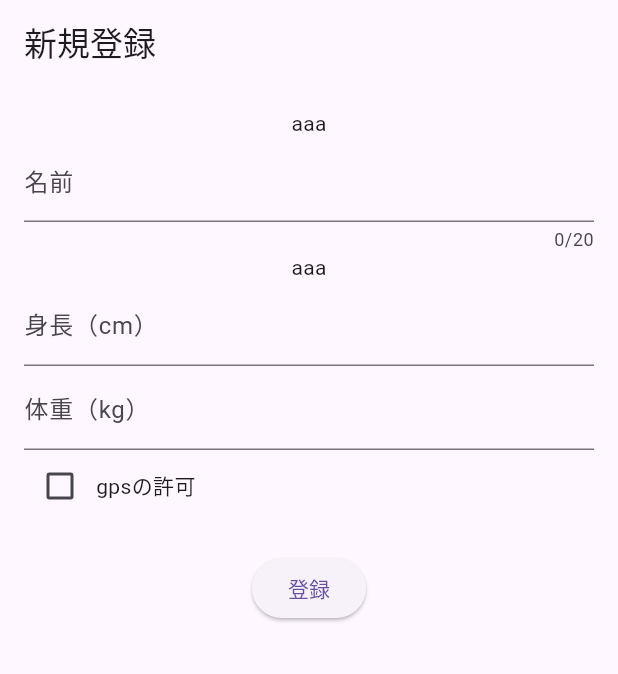
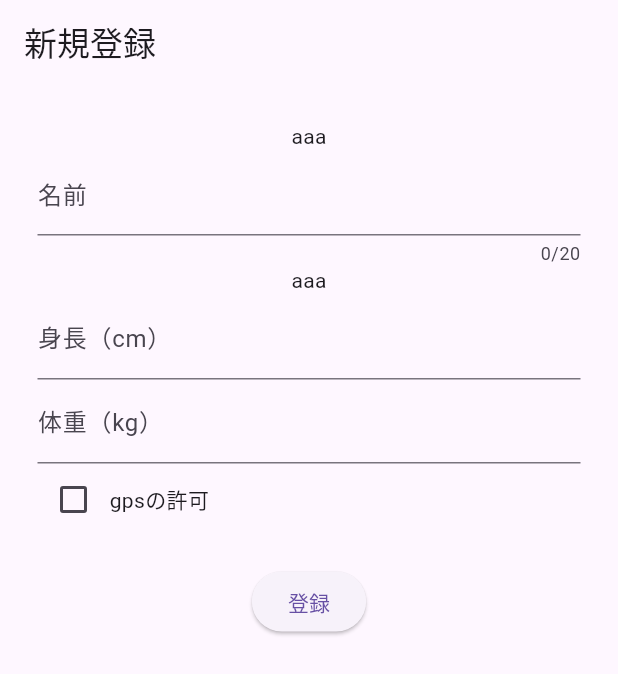
Before and after one commit to watagassa/ehho, a Flutter app: the SignUpScreen screen opened by its route, on a phone screen of 412 x 824 dp. Shown: the top 674 px of the screen. Run offline on Flutter 3.47's test engine with Material 3 defaults, Android fonts, the phone set to English and light mode, and no system bars; our stand-ins replace flutter_riverpod, go_router.

Commit message:
fix: ログイン画面の遷移先を修正し、サインアップ画面でのパディングを調整

```diff
--- a/lib/presentation/screens/auth/login_screen.dart
+++ b/lib/presentation/screens/auth/login_screen.dart
@@ -47,10 +47,10 @@ class LoginScreen extends StatelessWidget {
                     // ログイン処理を後で追加
                     // 今はログインボタンを押すとアクティビティページに遷移する
                     // go_router を使用してhome画面へ遷移
-                    context.go("/home");
+                    context.go("/signIn");
                   },
 
-                  child: const Text("ログイン(homeへ遷移)"),
+                  child: const Text("ログイン(signInへ遷移)"),
                 ),
               ),
               const SizedBox(height: 20),
--- a/lib/presentation/screens/sign_up/sign_up_screen.dart
+++ b/lib/presentation/screens/sign_up/sign_up_screen.dart
@@ -1,5 +1,6 @@
 import 'package:flutter/material.dart';
 import 'package:flutter/services.dart';
+import 'package:go_router/go_router.dart';
 // import 'signup_view_model.dart';
 
 class SignUpScreen extends StatefulWidget {
@@ -15,7 +16,7 @@ class _SignUpScreenState extends State<SignUpScreen> {
     return Scaffold(
       appBar: AppBar(title: Text('新規登録')),
       body: Padding(
-        padding: const EdgeInsets.all(16.0),
+        padding: const EdgeInsets.all(25.0),
         child: Column(
           children: [
             // TextField(
@@ -79,6 +80,7 @@ class _SignUpScreenState extends State<SignUpScreen> {
                 //     SnackBar(content: Text('登録失敗')),
                 //   );
                 // }
+                context.go("/home");
               },
               child: Text('登録'),
             ),
```
